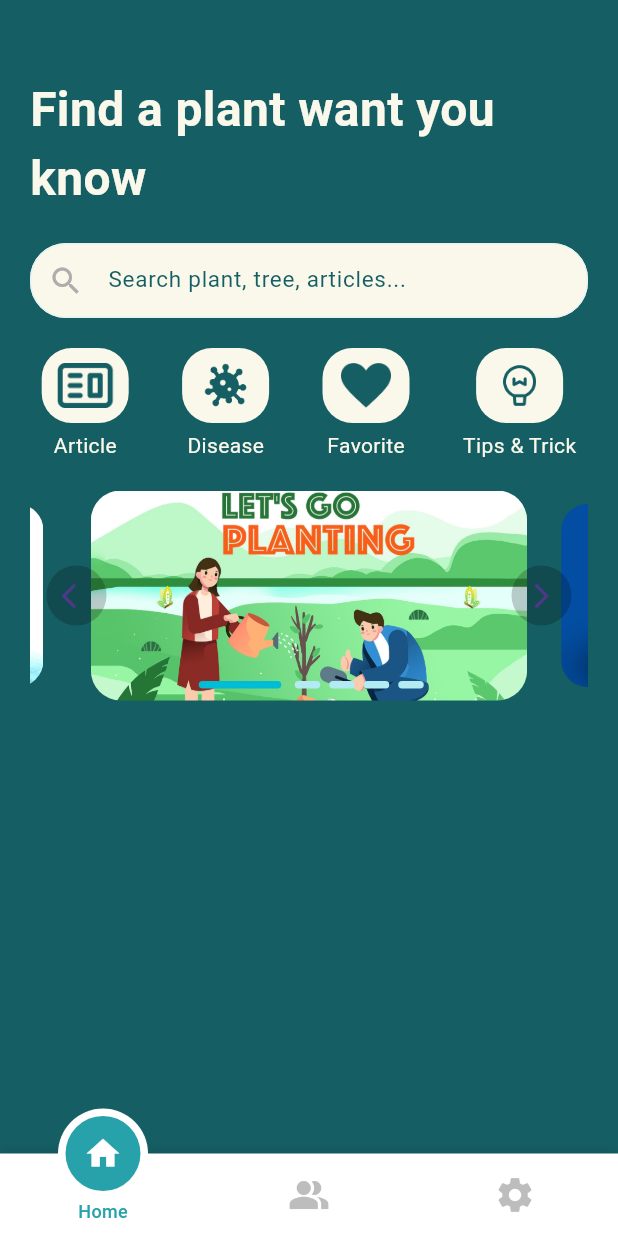
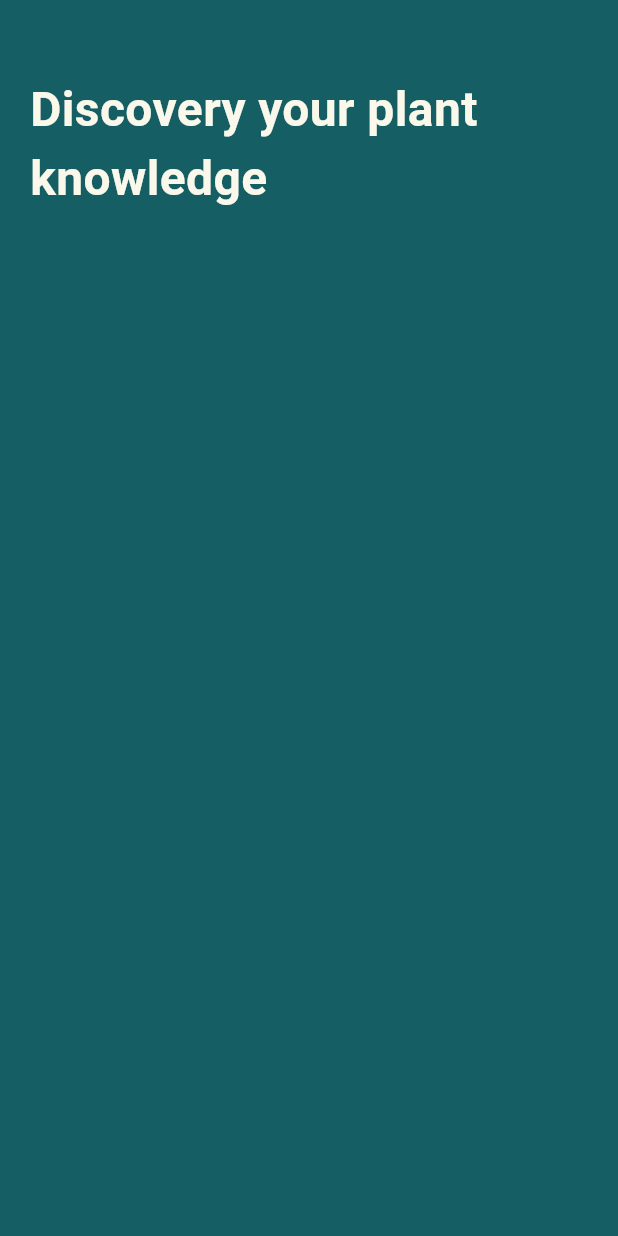
Before and after one commit to Billyode03/flutter_LaOdeNaubillHudaAshara_Mini_Project, a Flutter app: the screen it shows after launch, on a phone screen of 412 x 824 dp. Run offline on Flutter 3.47's test engine with Material 3 defaults, Android fonts, the phone set to English and light mode, and no system bars; drawn by our look-alikes of carousel_slider; our stand-ins replace animated_splash_screen, another_flutter_splash_screen, google_fonts, lottie, motion_tab_bar, smooth_page_indicator.

```diff
--- a/My_Mini_Project/green_garden_app/lib/Constant/text_constant.dart
+++ b/My_Mini_Project/green_garden_app/lib/Constant/text_constant.dart
@@ -67,6 +67,14 @@ class TextStyleUsable {
     color: ColorPlants.greenDark,
   );
 
+  //Text untuk Header Desc
+  static TextStyle interRegularGreenTwo = TextStyle(
+    fontFamily: GoogleFonts.inter.toString(),
+    fontSize: 20,
+    fontWeight: FontWeight.bold,
+    color: ColorPlants.greenDark,
+  );
+
   // Untuk tulisan Sign in/up dengan garis bawah
   static TextStyle interRegularTwo = TextStyle(
     fontFamily: GoogleFonts.inter.toString(),
--- /dev/null
+++ b/My_Mini_Project/green_garden_app/lib/Pages/article_page/article_web_plant.dart
@@ -0,0 +1,37 @@
+import 'package:flutter/material.dart';
+import 'package:green_garden/Constant/color_constant.dart';
+import 'package:green_garden/Pages/article_page/widget/article_header_plant.dart';
+
+class ArticlePlant extends StatefulWidget {
+  const ArticlePlant({super.key});
+
+  @override
+  State<ArticlePlant> createState() => WebArticlePlantState();
+}
+
+class WebArticlePlantState extends State<ArticlePlant> {
+  @override
+  Widget build(BuildContext context) {
+    return Scaffold(
+      backgroundColor: ColorPlants.greenDark,
+      body: SingleChildScrollView(
+        child: Column(
+          mainAxisAlignment: MainAxisAlignment.center,
+          children: [
+            SizedBox(
+              height: 50,
+            ),
+            Container(
+              margin: EdgeInsets.symmetric(horizontal: 20),
+              child: ArticleHeaderPlant(),
+
+            ),
+            SizedBox(
+              height: 20,
+            ),
+          ],
+        ),
+      ),
+    );
+  }
+}
--- /dev/null
+++ b/My_Mini_Project/green_garden_app/lib/Pages/article_page/widget/article_header_plant.dart
@@ -0,0 +1,20 @@
+import 'package:flutter/material.dart';
+import 'package:green_garden/Constant/text_constant.dart';
+
+class ArticleHeaderPlant extends StatelessWidget {
+  const ArticleHeaderPlant({super.key});
+
+  @override
+  Widget build(BuildContext context) {
+    return Row(
+      children: [
+        Expanded(
+          child: Text(
+            'Discovery your plant knowledge',
+            style: TextStyleUsable.interOpen,
+          ),
+        ),
+      ],
+    );
+  }
+}
--- a/My_Mini_Project/green_garden_app/lib/Pages/home/home_page.dart
+++ b/My_Mini_Project/green_garden_app/lib/Pages/home/home_page.dart
@@ -8,6 +8,7 @@ import 'package:green_garden/Pages/home/widget/carousel/imageCarousel.dart';
 import 'package:green_garden/Pages/home/widget/carousel/image_viewer.dart';
 import 'package:green_garden/Pages/home/widget/header/header_home_widget.dart';
 import 'package:green_garden/Pages/home/widget/list_menu/plant_list_menu_home.dart';
+import 'package:green_garden/Pages/home/widget/list_plant/plant_list_widget.dart';
 import 'package:green_garden/Pages/home/widget/search_field/form_search_home_widget.dart';
 import 'package:green_garden/auth/register/register_page.dart';
 import 'package:green_garden/widgets/reusableButtonSubmit.dart';
@@ -63,26 +64,33 @@ class _HomePageState extends State<HomePage>
     return Scaffold(
       backgroundColor: ColorPlants.greenDark,
       body: SingleChildScrollView(
-        child: Padding(
-          padding: const EdgeInsets.symmetric(horizontal: 20),
         child: Column(
           mainAxisAlignment: MainAxisAlignment.center,
           children: [
             SizedBox(
               height: 50,
             ),
-              HeaderHomeWidget(),
+            Container(
+                margin: EdgeInsets.symmetric(horizontal: 20),
+                child: HeaderHomeWidget()),
             SizedBox(
               height: 20,
             ),
-              FormSearchHomeWidget(),
+            Container(
+                margin: EdgeInsets.symmetric(horizontal: 20),
+                child: FormSearchHomeWidget()),
             SizedBox(
               height: 20,
             ),
-              PlantListMenuHome(),
+            Container(
+                margin: EdgeInsets.symmetric(horizontal: 20),
+                child: PlantListMenuHome()),
             _innerBannerSlider(400, width),
+            SizedBox(
+              height: 20,
+            ),
+            // PlantListWidget(),
           ],
-          ),
         ),
       ),
       bottomNavigationBar: _buildBottomNavigationBar(),
@@ -93,8 +101,8 @@ class _HomePageState extends State<HomePage>
     return MotionTabBar(
       controller: _motionTabBarController,
       initialSelectedTab: "Home",
-      labels: const ["Home", "Profile", "Settings"],
-      icons: const [Icons.home, Icons.people_alt, Icons.settings],
+      labels: const ["Home", "Profile"],
+      icons: const [Icons.home, Icons.people_alt],
       tabSize: 50,
       tabBarHeight: 55,
       textStyle: const TextStyle(
--- a/My_Mini_Project/green_garden_app/lib/main.dart
+++ b/My_Mini_Project/green_garden_app/lib/main.dart
@@ -1,14 +1,16 @@
 import 'package:flutter/material.dart';
+import 'package:green_garden/Pages/article_page/article_web_plant.dart';
 import 'package:green_garden/Pages/home/home_page.dart';
 import 'package:green_garden/Pages/Opening/onScreenBoard.dart';
 import 'package:green_garden/Pages/Opening/welcomePage.dart';
 import 'package:green_garden/auth/forgot_pass/forgot_psw_page.dart';
 import 'package:green_garden/auth/login/login_pages.dart';
 import 'package:green_garden/auth/register/register_page.dart';
-
 import 'package:green_garden/widgets/splash_screen.dart';
 
+
 void main() {
+  WidgetsFlutterBinding.ensureInitialized();
   runApp(const MyApp());
 }
 
@@ -19,7 +21,7 @@ class MyApp extends StatelessWidget {
   Widget build(BuildContext context) {
     return MaterialApp(
       debugShowCheckedModeBanner: false,
-      home: HomePage(),
+      home: ArticlePlant(),
     );
   }
 }
--- a/My_Mini_Project/green_garden_app/pubspec.yaml
+++ b/My_Mini_Project/green_garden_app/pubspec.yaml
@@ -33,6 +33,7 @@ dependencies:
   cached_network_image: ^3.3.1
   carousel_slider: ^4.2.1
   cupertino_icons: ^1.0.2
+  firebase_auth: ^4.16.0
   flutter:
     sdk: flutter
   google_fonts: ^5.1.0
```
Also changed, not shown: My_Mini_Project/green_garden_app/lib/Pages/home/widget/list_plant/plant_list_widget.dart (+81 -0 lines), My_Mini_Project/green_garden_app/assets/tree.jpg (added), My_Mini_Project/green_garden_app/lib/Pages/article_page/widget/article_detail_plant.dart (added), My_Mini_Project/green_garden_app/lib/Pages/article_page/widget/article_list_article_plant.dart (added), My_Mini_Project/green_garden_app/lib/Pages/disease_page/widget/diseases_detail_plant.dart (added), My_Mini_Project/green_garden_app/lib/Pages/disease_page/widget/diseases_header_plant.dart (added), My_Mini_Project/green_garden_app/lib/Pages/disease_page/widget/diseases_list_plant.dart (added), My_Mini_Project/green_garden_app/lib/Pages/plant_desc_page/widget/detail_plant_desc.dart (added), My_Mini_Project/green_garden_app/lib/Pages/plant_desc_page/widget/detail_plant_icon_desc.dart (added), My_Mini_Project/green_garden_app/lib/Pages/plant_desc_page/widget/detail_plant_image.dart (added), My_Mini_Project/green_garden_app/lib/Pages/plant_desc_page/widget/detail_plant_title.dart (added), My_Mini_Project/green_garden_app/pubspec.lock. Lines whose indentation alone changed are shown as unchanged.
